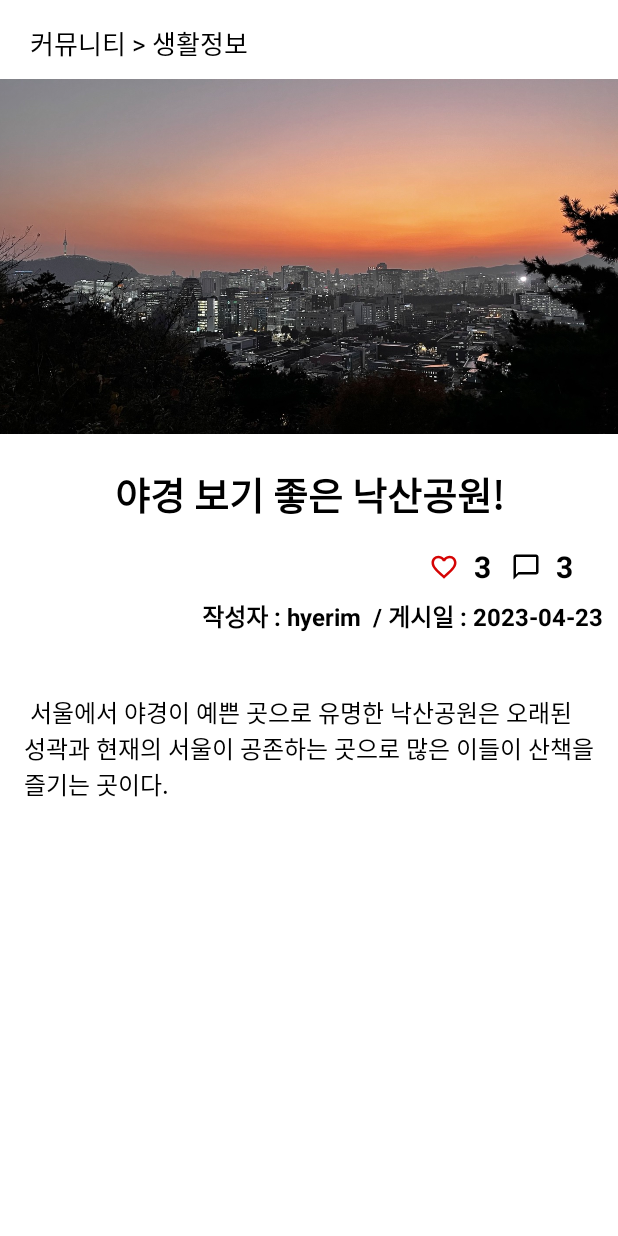
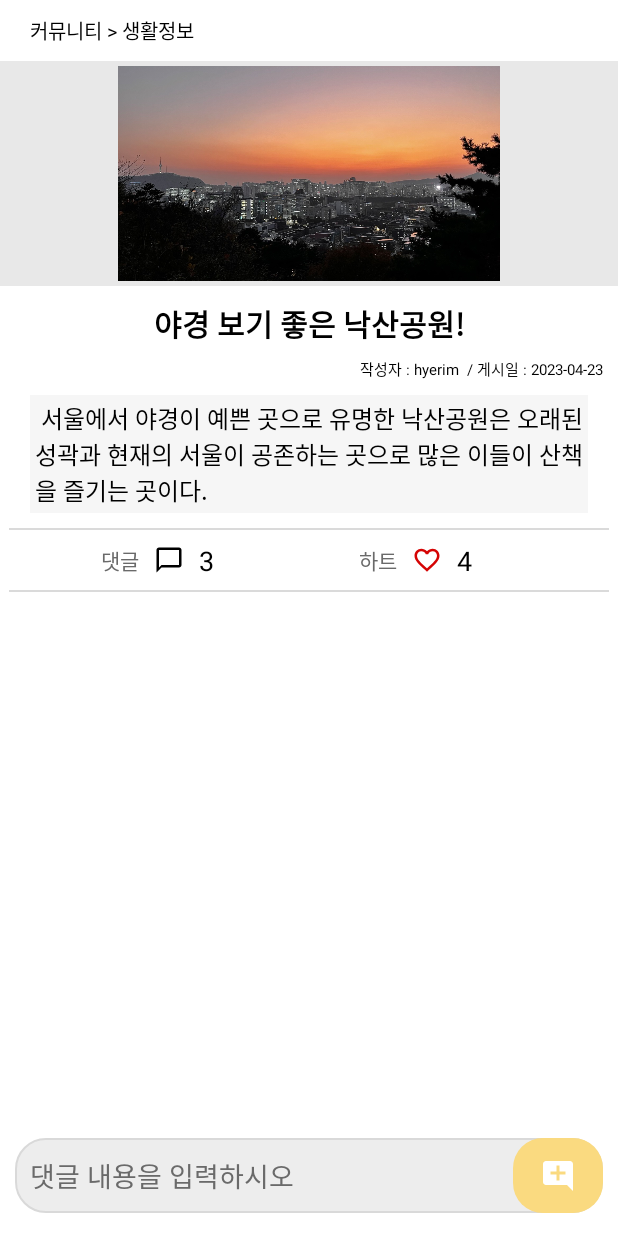
Before and after one commit to yeah-zzi/GitTest, an Android app: the layout tip_plus.xml on its own in the app's theme, with its tools: preview values and no code run, on a phone screen of 412 x 824 dp. Run offline under Robolectric (Android 15) with nearby library versions, the phone set to English and light mode, and no system bars.

Commit message:
생활정보 댓글

```diff
--- a/app/src/main/res/layout/tip_plus.xml
+++ b/app/src/main/res/layout/tip_plus.xml
@@ -11,19 +11,21 @@
         android:layout_width="wrap_content"
         android:layout_height="wrap_content"
         android:text="커뮤니티 > 생활정보"
-        android:textSize="17dp"
+        android:textSize="13dp"
         android:textColor="@color/black"
-        android:layout_marginTop="15dp"
+        android:layout_marginTop="10dp"
         android:layout_marginLeft="20dp"
         app:layout_constraintTop_toTopOf="parent"
         app:layout_constraintLeft_toLeftOf="parent"/>
 
     <ImageView
         android:id="@+id/main_picture"
-        android:layout_width="420dp"
-        android:layout_height="238dp"
+        android:layout_width="match_parent"
+        android:layout_height="150dp"
         android:layout_marginTop="10dp"
         android:src="@drawable/picture"
+        android:background="#E8E8E8"
+        android:padding="3dp"
         app:layout_constraintTop_toBottomOf="@id/message1"
         app:layout_constraintLeft_toLeftOf="parent"
         app:layout_constraintRight_toRightOf="parent" />
@@ -33,75 +35,26 @@
         android:layout_width="wrap_content"
         android:layout_height="wrap_content"
         android:text="야경 보기 좋은 낙산공원!"
-        android:textSize="25dp"
+        android:textSize="20dp"
         android:textStyle="bold"
         android:textColor="@color/black"
-        android:layout_marginTop="20dp"
+        android:layout_marginTop="10dp"
         app:layout_constraintTop_toBottomOf="@id/main_picture"
         app:layout_constraintLeft_toLeftOf="parent"
         app:layout_constraintRight_toRightOf="parent"/>
 
-    <ImageButton
-        android:id="@+id/heart_image"
-        android:layout_width="20dp"
-        android:layout_height="20dp"
-        android:background="@drawable/ic_baseline_favorite_border_24"
-        android:layout_marginTop="19dp"
-        android:layout_marginRight="10dp"
-        app:layout_constraintTop_toBottomOf="@id/title"
-        app:layout_constraintRight_toLeftOf="@id/heart_count"
-        />
 
-    <TextView
-        android:id="@+id/heart_count"
-        android:layout_width="wrap_content"
-        android:layout_height="wrap_content"
-        android:text="3"
-        android:textSize="20dp"
-        android:textStyle="bold"
-        android:textColor="@color/black"
-        android:layout_marginTop="15dp"
-        android:layout_marginRight="33dp"
-        app:layout_constraintTop_toBottomOf="@id/title"
-        app:layout_constraintRight_toRightOf="@+id/comment_image"
-        />
-
-    <ImageButton
-        android:id="@+id/comment_image"
-        android:layout_width="20dp"
-        android:layout_height="20dp"
-        android:background="@drawable/ic_outline_chat_bubble_outline_24"
-        android:layout_marginTop="19dp"
-        android:layout_marginRight="10dp"
-        app:layout_constraintTop_toBottomOf="@id/title"
-        app:layout_constraintRight_toLeftOf="@+id/comment_count"
-        />
-
-    <TextView
-        android:id="@+id/comment_count"
-        android:layout_width="wrap_content"
-        android:layout_height="wrap_content"
-        android:text="3"
-        android:textSize="20dp"
-        android:textStyle="bold"
-        android:textColor="@color/black"
-        android:layout_marginTop="15dp"
-        android:layout_marginRight="30dp"
-        app:layout_constraintTop_toBottomOf="@id/title"
-        app:layout_constraintRight_toRightOf="parent"
-        />
 
     <TextView
         android:id="@+id/info"
         android:layout_width="wrap_content"
         android:layout_height="wrap_content"
         android:text="작성자 : hyerim  / 게시일 : 2023-04-23"
-        android:textSize="16dp"
-        android:textStyle="bold"
+        android:textSize="10dp"
         android:textColor="@color/black"
         android:layout_marginTop="7dp"
        android:layout_marginRight="10dp"
-        app:layout_constraintTop_toBottomOf="@id/comment_count"
+        app:layout_constraintTop_toBottomOf="@id/title"
         app:layout_constraintRight_toRightOf="parent"
         />
 
@@ -111,8 +64,10 @@
         android:layout_height="wrap_content"
         android:text=" 서울에서 야경이 예쁜 곳으로 유명한 낙산공원은 오래된 성곽과 현재의 서울이 공존하는 곳으로 많은 이들이 산책을 즐기는 곳이다. "
         android:textSize="16dp"
+        android:background="#F6F6F6"
         android:textColor="@color/black"
-        android:layout_marginTop="40dp"
+        android:padding="3dp"
+        android:layout_marginTop="10dp"
         android:layout_marginRight="20dp"
         android:layout_marginLeft="20dp"
         app:layout_constraintTop_toBottomOf="@+id/info"
@@ -120,4 +75,139 @@
         app:layout_constraintRight_toRightOf="@id/main_picture"
         />
 
+    <ImageView
+        android:id="@+id/line2"
+        android:layout_width="400dp"
+        android:layout_height="1dp"
+        android:scaleType="fitXY"
+        android:src="@drawable/fridge_type_stick"
+        android:layout_margin="10dp"
+        app:layout_constraintTop_toBottomOf="@+id/text1"
+        app:layout_constraintLeft_toLeftOf="parent"
+        app:layout_constraintRight_toRightOf="parent"/>
+
+    <TextView
+        android:id="@+id/textcomment"
+        android:layout_width="wrap_content"
+        android:layout_height="wrap_content"
+        android:text="댓글"
+        android:layout_marginRight="80dp"
+        android:textColor="@color/gray"
+        app:layout_constraintLeft_toLeftOf="parent"
+        app:layout_constraintRight_toLeftOf="@+id/textheart"
+        app:layout_constraintTop_toBottomOf="@+id/line2"
+        app:layout_constraintBottom_toTopOf="@+id/line3"/>
+
+    <ImageView
+        android:id="@+id/like"
+        android:layout_width="20dp"
+        android:layout_height="20dp"
+        android:src="@drawable/ic_baseline_favorite_border_24"
+        android:layout_marginLeft="10dp"
+        app:layout_constraintBottom_toBottomOf="@+id/line3"
+        app:layout_constraintTop_toTopOf="@id/line2"
+        app:layout_constraintLeft_toRightOf="@+id/textheart"/>
+
+    <TextView
+        android:id="@+id/like_count"
+        android:layout_width="wrap_content"
+        android:layout_height="wrap_content"
+        android:text="4"
+        android:textColor="@color/black"
+        android:textSize="18dp"
+        android:layout_marginLeft="10dp"
+        app:layout_constraintBottom_toBottomOf="@+id/line3"
+        app:layout_constraintTop_toTopOf="@id/line2"
+        app:layout_constraintLeft_toRightOf="@+id/like"/>
+    <ImageView
+        android:id="@+id/comment"
+        android:layout_width="20dp"
+        android:layout_height="20dp"
+        android:src="@drawable/ic_outline_chat_bubble_outline_24"
+        android:layout_marginLeft="10dp"
+        app:layout_constraintBottom_toBottomOf="@+id/line3"
+        app:layout_constraintTop_toTopOf="@id/line2"
+        app:layout_constraintLeft_toRightOf="@+id/textcomment"/>
+    <TextView
+        android:id="@+id/comment_count"
+        android:layout_width="wrap_content"
+        android:layout_height="wrap_content"
+        android:text="3"
+        android:textColor="@color/black"
+        android:textSize="18dp"
+        android:layout_marginLeft="10dp"
+        app:layout_constraintBottom_toBottomOf="@+id/line3"
+        app:layout_constraintTop_toTopOf="@id/line2"
+        app:layout_constraintLeft_toRightOf="@+id/comment"/>
+
+    <TextView
+        android:id="@+id/textheart"
+        android:layout_width="wrap_content"
+        android:layout_height="wrap_content"
+        android:text="하트"
+        android:textColor="@color/gray"
+        android:layout_marginRight="80dp"
+        app:layout_constraintLeft_toRightOf="@+id/textcomment"
+        app:layout_constraintRight_toRightOf="parent"
+        app:layout_constraintTop_toBottomOf="@+id/line2"
+        app:layout_constraintBottom_toTopOf="@+id/line3"/>
+
+    <ImageView
+        android:id="@+id/line3"
+        android:layout_width="400dp"
+        android:layout_height="1dp"
+        android:scaleType="fitXY"
+        android:src="@drawable/fridge_type_stick"
+        android:layout_marginTop="40dp"
+        app:layout_constraintTop_toBottomOf="@+id/line2"
+        app:layout_constraintLeft_toLeftOf="parent"
+        app:layout_constraintRight_toRightOf="parent"/>
+
+    <androidx.recyclerview.widget.RecyclerView
+        android:id="@+id/life_commnet_recycler"
+        android:layout_width="0dp"
+        android:layout_height="0dp"
+        android:layout_margin="10dp"
+        app:layout_constraintLeft_toLeftOf="parent"
+        app:layout_constraintRight_toRightOf="parent"
+        app:layout_constraintTop_toBottomOf="@+id/line3"
+        app:layout_constraintBottom_toTopOf="@+id/back2"/>
+
+    <ImageView
+        android:id="@+id/back2"
+        android:layout_width="0dp"
+        android:layout_height="50dp"
+        android:layout_marginLeft="10dp"
+        android:layout_marginRight="10dp"
+        android:layout_marginBottom="15dp"
+        android:src="@drawable/lightgraycircld"
+        app:layout_constraintLeft_toLeftOf="parent"
+        app:layout_constraintRight_toRightOf="parent"
+        app:layout_constraintBottom_toBottomOf="parent"/>
+
+    <EditText
+        android:id="@+id/comment_add_content"
+        android:layout_width="0dp"
+        android:layout_height="50dp"
+        android:layout_marginLeft="10dp"
+        android:layout_marginRight="70dp"
+        android:hint="댓글 내용을 입력하시오"
+        android:textColorHint="@color/gray"
+        android:background="@null"
+        android:textColor="@color/black"
+        app:layout_constraintLeft_toLeftOf="@id/back2"
+        app:layout_constraintRight_toRightOf="@id/back2"
+        app:layout_constraintBottom_toBottomOf="@id/back2"
+        app:layout_constraintTop_toTopOf="@id/back2"/>
+
+    <ImageButton
+        android:id="@+id/comment_add"
+        android:layout_width="60dp"
+        android:layout_height="50dp"
+        android:src="@drawable/ic_baseline_add_comment_24"
+        android:background="@drawable/back_select_bar"
+        app:layout_constraintRight_toRightOf="@id/back2"
+        app:layout_constraintTop_toTopOf="@id/back2"
+        app:layout_constraintBottom_toBottomOf="@id/back2"/>
+
 </androidx.constraintlayout.widget.ConstraintLayout>
```
Also changed, not shown: app/src/main/java/yeji/mjc/gittest/comunity/LifeCommnet.java (+77 -2 lines), app/src/main/java/yeji/mjc/gittest/comunity/Life_Comment_Adapter.java (added, +68 -0 lines), app/src/main/res/layout/life_comment_recycler.xml (added, +60 -0 lines), app/src/main/res/layout/tip_comment.xml (+6 -4 lines).
